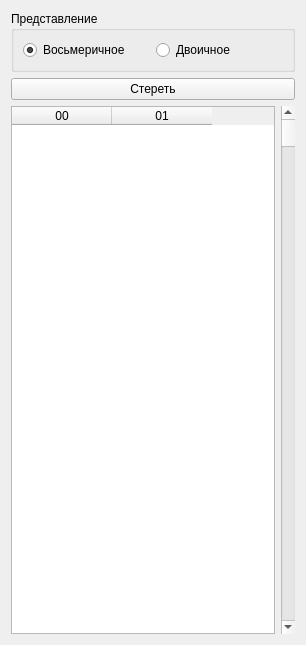
This is ecvm/DrumWidget.ui in starling13/emural as Qt 5 draws it before an edit. The edited form follows.
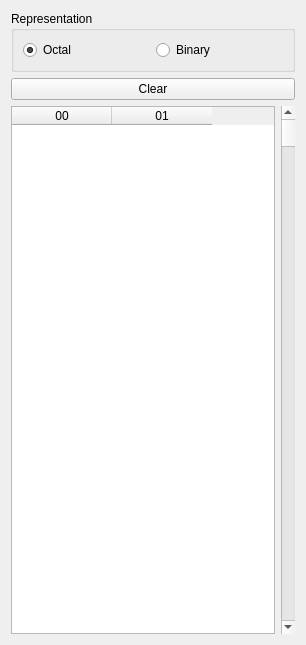
This is the edited form. Icons and pictures are not drawn.

What changed in the file:
```diff
--- a/ecvm/DrumWidget.ui
+++ b/ecvm/DrumWidget.ui
@@ -17,13 +17,13 @@
    <item>
     <widget class="QGroupBox" name="groupBox">
      <property name="title">
-      <string>Представление</string>
+      <string>Representation</string>
      </property>
      <layout class="QHBoxLayout" name="horizontalLayout">
       <item>
        <widget class="QRadioButton" name="octSwitch">
         <property name="text">
-         <string>Восьмеричное</string>
+         <string>Octal</string>
         </property>
         <property name="checked">
          <bool>true</bool>
@@ -36,7 +36,7 @@
       <item>
        <widget class="QRadioButton" name="binSwitch">
         <property name="text">
-         <string>Двоичное</string>
+         <string>Binary</string>
         </property>
         <attribute name="buttonGroup">
          <string notr="true">formatGroup</string>
@@ -49,7 +49,7 @@
    <item>
     <widget class="QPushButton" name="clearButton">
      <property name="text">
-      <string>Стереть</string>
+      <string>Clear</string>
      </property>
      <property name="icon">
       <iconset resource="../libural/images.qrc">
```
Left out of the diff: 2 changed lines with no effect on the pictures.
